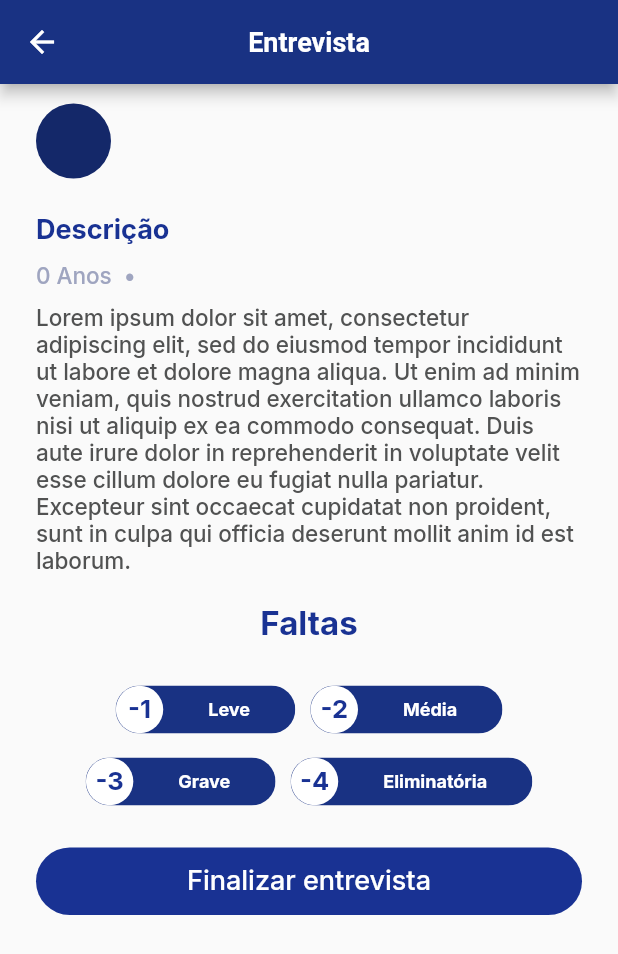
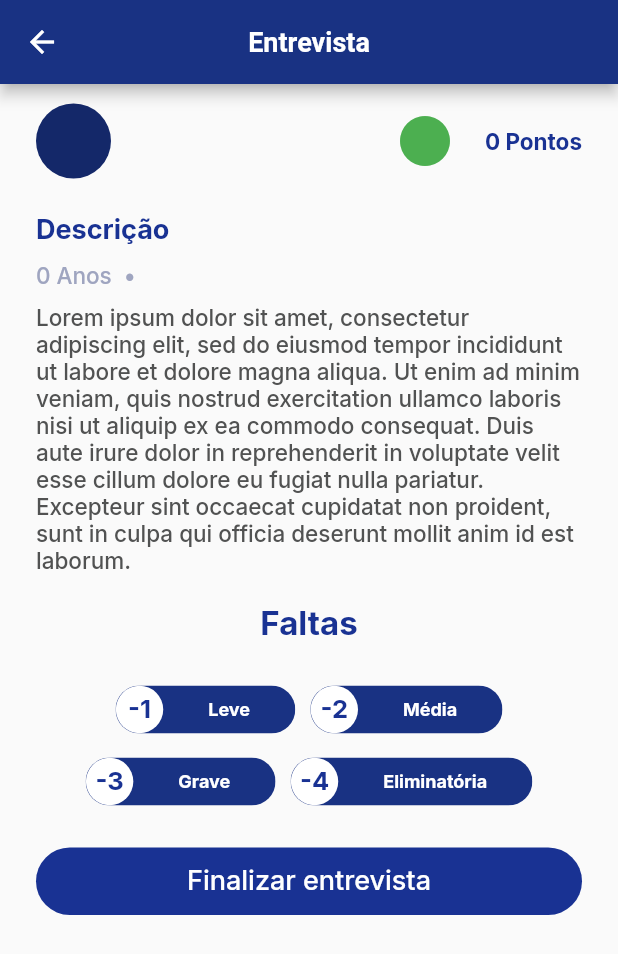
Before and after one commit to alvarobcprado/flutter-rh-recruit, a Flutter app: the InterviewPage screen opened directly with empty values, on a phone screen of 412 x 824 dp. Shown: the top 954 px of the screen. Run offline on Flutter 3.47's test engine with Material 2 defaults, Android fonts, the light colour scheme and no system bars; our stand-ins replace google_fonts, signature.

Commit message:
add faults color feature

```diff
--- a/lib/pages/interview/widgets/interview-widgets.dart
+++ b/lib/pages/interview/widgets/interview-widgets.dart
@@ -17,6 +17,21 @@ Widget buildCandidateInfo(Candidate candidate) {
     title: Text(
       candidate.name,
       style: AppTextStyles.heading15,
+    ),
+    trailing: Row(
+      mainAxisSize: MainAxisSize.min,
+      children: [
+        Icon(
+          Icons.circle,
+          color: colorPoint[candidate.points],
+          size: 40,
+        ),
+        SizedBox(width: 20),
+        Text(
+          '${candidate.points} Pontos',
+          style: AppTextStyles.heading15,
+        ),
+      ],
     ),
   );
 }
```
